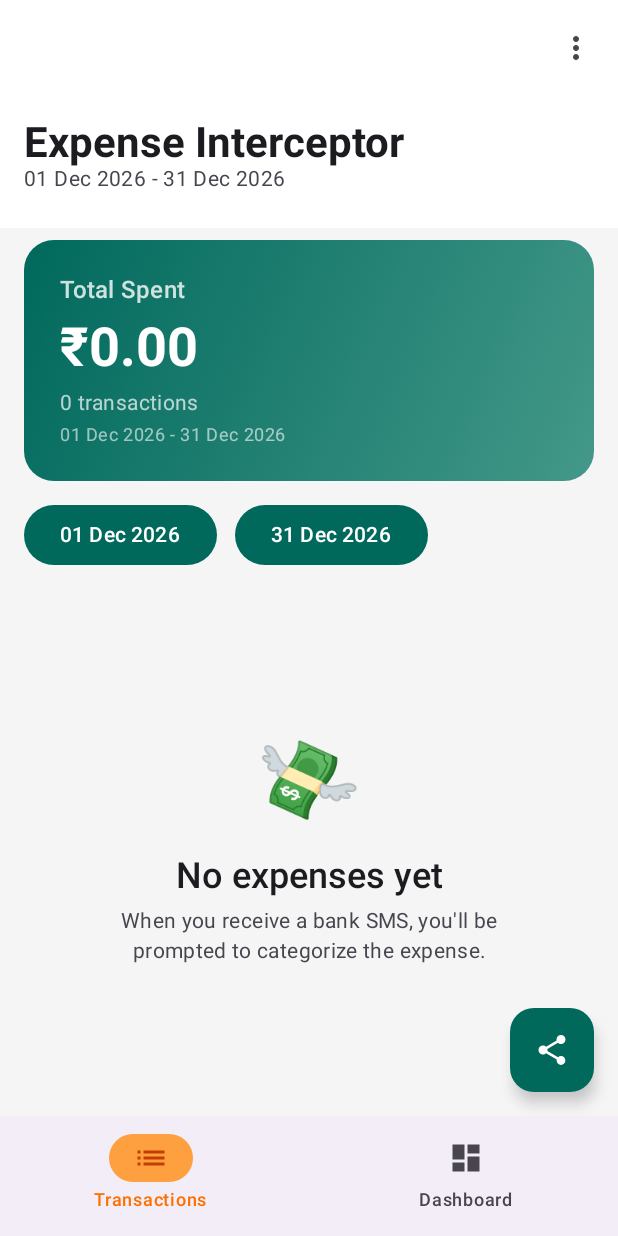
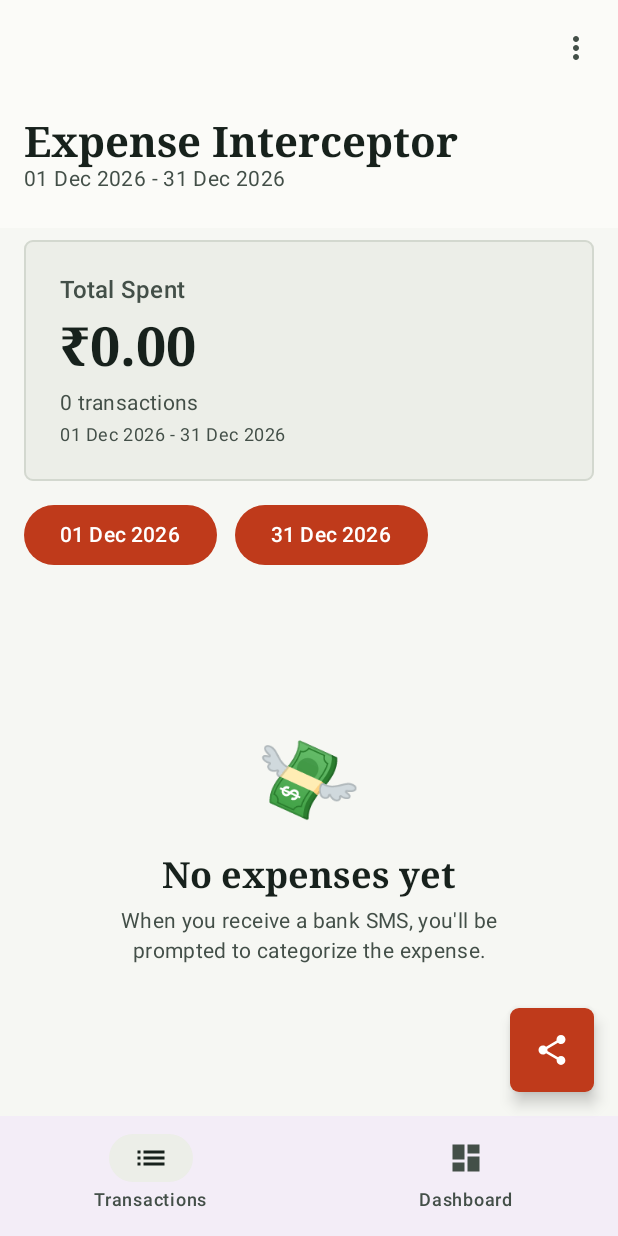
Before and after one commit to dipesh9765/money-tracking-mobile-application, an Android app built with Jetpack Compose: the screen it shows after launch (MainActivity), on a phone screen of 412 x 824 dp. Run offline under Robolectric (Android 15) with nearby library versions, the phone set to English and light mode, and no system bars; our stand-ins replace Dagger/Hilt's generated code, Room's generated code; libraries missing offline, so code that uses them is left out: org.apache.poi.

Commit message:
Retune the theme to the shared design tokens
Replace the teal and orange scheme and the gradient "Total Spent" hero card
with the portfolio's design tokens: paper and ink for light and dark, one
vermilion accent, 3dp and 6dp shapes, serif titles. Credit and debit colours
now follow the theme, and text on accent surfaces uses the theme's on-colours.

Compiles; spotless, detekt, lint and unit tests pass. Not viewed on a device.

Co-Authored-By: Claude Sonnet 5.5 <noreply@anthropic.com>

```diff
--- a/app/src/main/java/com/expenseinterceptor/ui/main/DashboardScreen.kt
+++ b/app/src/main/java/com/expenseinterceptor/ui/main/DashboardScreen.kt
@@ -56,6 +56,8 @@ import com.expenseinterceptor.domain.usecase.TimeBucket
 import com.expenseinterceptor.domain.usecase.TypeFilter
 import com.expenseinterceptor.ui.components.DateButton
 import com.expenseinterceptor.ui.quickadd.getCategoryColor
+import com.expenseinterceptor.ui.theme.creditColor
+import com.expenseinterceptor.ui.theme.debitColor
 import com.patrykandpatrick.vico.compose.cartesian.CartesianChartHost
 import com.patrykandpatrick.vico.compose.cartesian.layer.rememberColumnCartesianLayer
 import com.patrykandpatrick.vico.compose.cartesian.layer.rememberLineCartesianLayer
@@ -96,7 +98,7 @@ fun DashboardContent(viewModel: DashboardViewModel) {
     item {
       Card(
         modifier = Modifier.fillMaxWidth(),
-        shape = RoundedCornerShape(16.dp),
+        shape = RoundedCornerShape(6.dp),
         colors =
           CardDefaults.cardColors(containerColor = MaterialTheme.colorScheme.primaryContainer)
       ) {
@@ -220,7 +222,7 @@ fun DashboardContent(viewModel: DashboardViewModel) {
               colors =
                 FilterChipDefaults.filterChipColors(
                   selectedContainerColor =
-                    if (value == TypeFilter.CREDIT) Color(0xFF2E7D32) else Color(0xFFC62828),
+                    if (value == TypeFilter.CREDIT) creditColor() else debitColor(),
                   selectedLabelColor = Color.White
                 )
             )
@@ -336,7 +338,7 @@ private fun TimeSeriesBarChart(timeSeriesData: List<TimeBucket>) {
       }
     }
   }
-  Card(modifier = Modifier.fillMaxWidth().height(220.dp), shape = RoundedCornerShape(12.dp)) {
+  Card(modifier = Modifier.fillMaxWidth().height(220.dp), shape = RoundedCornerShape(6.dp)) {
     if (timeSeriesData.isEmpty()) {
       Box(modifier = Modifier.fillMaxSize(), contentAlignment = Alignment.Center) {
         Text("No data for chart", color = MaterialTheme.colorScheme.onSurfaceVariant)
@@ -361,7 +363,7 @@ private fun TimeSeriesLineChart(timeSeriesData: List<TimeBucket>) {
       }
     }
   }
-  Card(modifier = Modifier.fillMaxWidth().height(220.dp), shape = RoundedCornerShape(12.dp)) {
+  Card(modifier = Modifier.fillMaxWidth().height(220.dp), shape = RoundedCornerShape(6.dp)) {
     if (timeSeriesData.isEmpty()) {
       Box(modifier = Modifier.fillMaxSize(), contentAlignment = Alignment.Center) {
         Text("No data for chart", color = MaterialTheme.colorScheme.onSurfaceVariant)
@@ -381,7 +383,7 @@ private fun CategoryPieChart(
   categoryBreakdown: List<CategoryShare>,
   highlightedCategories: Set<String>
 ) {
-  Card(modifier = Modifier.fillMaxWidth().height(260.dp), shape = RoundedCornerShape(12.dp)) {
+  Card(modifier = Modifier.fillMaxWidth().height(260.dp), shape = RoundedCornerShape(6.dp)) {
     if (categoryBreakdown.isEmpty()) {
       Box(modifier = Modifier.fillMaxSize(), contentAlignment = Alignment.Center) {
         Text("No data for chart", color = MaterialTheme.colorScheme.onSurfaceVariant)
--- a/app/src/main/java/com/expenseinterceptor/ui/main/MainScreen.kt
+++ b/app/src/main/java/com/expenseinterceptor/ui/main/MainScreen.kt
@@ -2,6 +2,7 @@ package com.expenseinterceptor.ui.main
 
 import androidx.activity.compose.rememberLauncherForActivityResult
 import androidx.activity.result.contract.ActivityResultContracts
+import androidx.compose.foundation.BorderStroke
 import androidx.compose.foundation.background
 import androidx.compose.foundation.clickable
 import androidx.compose.foundation.layout.Arrangement
@@ -69,8 +70,6 @@ import androidx.compose.runtime.setValue
 import androidx.compose.ui.Alignment
 import androidx.compose.ui.Modifier
 import androidx.compose.ui.draw.clip
-import androidx.compose.ui.graphics.Brush
-import androidx.compose.ui.graphics.Color
 import androidx.compose.ui.input.nestedscroll.nestedScroll
 import androidx.compose.ui.text.font.FontWeight
 import androidx.compose.ui.text.style.TextOverflow
@@ -87,8 +86,8 @@ import com.expenseinterceptor.ui.quickadd.getCategoryColor
 import com.expenseinterceptor.ui.scan.ScanSmsScreen
 import com.expenseinterceptor.ui.scan.ScanViewModel
 import com.expenseinterceptor.ui.settings.SendersScreen
-import com.expenseinterceptor.ui.theme.Primary
-import com.expenseinterceptor.ui.theme.PrimaryLight
+import com.expenseinterceptor.ui.theme.creditColor
+import com.expenseinterceptor.ui.theme.debitColor
 import java.text.SimpleDateFormat
 import java.util.Date
 import java.util.Locale
@@ -382,39 +381,35 @@ private fun SummaryCard(
 ) {
   Card(
     modifier = modifier,
-    shape = RoundedCornerShape(20.dp),
-    colors = CardDefaults.cardColors(containerColor = Color.Transparent)
+    shape = RoundedCornerShape(6.dp),
+    colors = CardDefaults.cardColors(containerColor = MaterialTheme.colorScheme.surfaceVariant),
+    border = BorderStroke(1.dp, MaterialTheme.colorScheme.outlineVariant)
   ) {
-    Box(
-      modifier =
-        Modifier.fillMaxWidth()
-          .background(brush = Brush.linearGradient(colors = listOf(Primary, PrimaryLight)))
-          .padding(24.dp)
-    ) {
+    Box(modifier = Modifier.fillMaxWidth().padding(24.dp)) {
       Column {
         Text(
           "Total Spent",
           style = MaterialTheme.typography.titleMedium,
-          color = Color.White.copy(alpha = 0.8f)
+          color = MaterialTheme.colorScheme.onSurfaceVariant
         )
         Spacer(modifier = Modifier.height(8.dp))
         Text(
           formatCurrency(totalAmount),
           style = MaterialTheme.typography.displaySmall,
-          fontWeight = FontWeight.Bold,
-          color = Color.White
+          fontWeight = FontWeight.SemiBold,
+          color = MaterialTheme.colorScheme.onSurface
         )
         Spacer(modifier = Modifier.height(8.dp))
         Text(
           "$expenseCount transactions",
           style = MaterialTheme.typography.bodyMedium,
-          color = Color.White.copy(alpha = 0.7f)
+          color = MaterialTheme.colorScheme.onSurfaceVariant
         )
         Spacer(modifier = Modifier.height(6.dp))
         Text(
           text = rangeLabel,
           style = MaterialTheme.typography.bodySmall,
-          color = Color.White.copy(alpha = 0.6f)
+          color = MaterialTheme.colorScheme.onSurfaceVariant
         )
       }
     }
@@ -445,12 +440,16 @@ private fun ExpenseItem(expense: Expense, onDelete: () -> Unit, onClick: () -> U
       Box(
         modifier =
           Modifier.fillMaxSize()
-            .clip(RoundedCornerShape(16.dp))
+            .clip(RoundedCornerShape(6.dp))
             .background(MaterialTheme.colorScheme.error)
             .padding(horizontal = 20.dp),
         contentAlignment = Alignment.CenterEnd
       ) {
-        Icon(imageVector = Icons.Default.Delete, contentDescription = "Delete", tint = Color.White)
+        Icon(
+          imageVector = Icons.Default.Delete,
+          contentDescription = "Delete",
+          tint = MaterialTheme.colorScheme.onError
+        )
       }
     },
     content = { ExpenseItemContent(expense = expense, onClick = onClick) }
@@ -463,10 +462,10 @@ private fun ExpenseItemContent(expense: Expense, onClick: () -> Unit) {
   val category = getCategoryFromString(expense.category)
   val categoryColor = getCategoryColor(category)
   val isCredit = expense.isCredit
-  val amountColor = if (isCredit) Color(0xFF2E7D32) else Color(0xFFC62828)
+  val amountColor = if (isCredit) creditColor() else debitColor()
 
   Card(
-    shape = RoundedCornerShape(16.dp),
+    shape = RoundedCornerShape(6.dp),
     colors = CardDefaults.cardColors(containerColor = MaterialTheme.colorScheme.surface),
     elevation = CardDefaults.cardElevation(defaultElevation = 2.dp),
     modifier = Modifier.clickable { onClick() }
@@ -533,7 +532,7 @@ private fun ExpenseItemContent(expense: Expense, onClick: () -> Unit) {
         )
         Box(
           modifier =
-            Modifier.clip(RoundedCornerShape(4.dp))
+            Modifier.clip(RoundedCornerShape(3.dp))
               .background(categoryColor.copy(alpha = 0.15f))
               .padding(horizontal = 8.dp, vertical = 2.dp)
         ) {
@@ -547,7 +546,7 @@ private fun ExpenseItemContent(expense: Expense, onClick: () -> Unit) {
         Spacer(modifier = Modifier.height(6.dp))
         Box(
           modifier =
-            Modifier.clip(RoundedCornerShape(4.dp))
+            Modifier.clip(RoundedCornerShape(3.dp))
               .background(amountColor.copy(alpha = 0.12f))
               .padding(horizontal = 8.dp, vertical = 2.dp)
         ) {
@@ -586,7 +585,7 @@ private fun ExpenseEditDialog(
         Text(
           formatCurrency(state.original.amount),
           style = MaterialTheme.typography.titleLarge,
-          color = if (state.type == TransactionType.CREDIT) Color(0xFF2E7D32) else Color(0xFFC62828)
+          color = if (state.type == TransactionType.CREDIT) creditColor() else debitColor()
         )
         Text(
           formatDate(state.original.timestamp),
@@ -613,7 +612,7 @@ private fun ExpenseEditDialog(
               colors =
                 FilterChipDefaults.filterChipColors(
                   selectedContainerColor = color,
-                  selectedLabelColor = Color.White
+                  selectedLabelColor = MaterialTheme.colorScheme.onPrimary
                 )
             )
           }
@@ -625,7 +624,7 @@ private fun ExpenseEditDialog(
           label = { Text("Bank") },
           singleLine = true,
           modifier = Modifier.fillMaxWidth(),
-          shape = RoundedCornerShape(12.dp)
+          shape = RoundedCornerShape(6.dp)
         )
 
         Text(
@@ -644,8 +643,8 @@ private fun ExpenseEditDialog(
               colors =
                 FilterChipDefaults.filterChipColors(
                   selectedContainerColor =
-                    if (value == TransactionType.CREDIT) Color(0xFF2E7D32) else Color(0xFFC62828),
-                  selectedLabelColor = Color.White
+                    if (value == TransactionType.CREDIT) creditColor() else debitColor(),
+                  selectedLabelColor = MaterialTheme.colorScheme.onPrimary
                 )
             )
           }
--- a/app/src/main/java/com/expenseinterceptor/ui/quickadd/QuickAddScreen.kt
+++ b/app/src/main/java/com/expenseinterceptor/ui/quickadd/QuickAddScreen.kt
@@ -98,7 +98,7 @@ fun QuickAddScreen(viewModel: QuickAddViewModel, onDismiss: () -> Unit, onSaved:
           interactionSource = remember { MutableInteractionSource() },
           indication = null
         ) { /* Prevent dismiss when clicking card */},
-      shape = RoundedCornerShape(24.dp),
+      shape = RoundedCornerShape(6.dp),
       colors = CardDefaults.cardColors(containerColor = MaterialTheme.colorScheme.surface),
       elevation = CardDefaults.cardElevation(defaultElevation = 8.dp)
     ) {
@@ -134,7 +134,7 @@ fun QuickAddScreen(viewModel: QuickAddViewModel, onDismiss: () -> Unit, onSaved:
               KeyboardOptions(keyboardType = KeyboardType.Decimal, imeAction = ImeAction.Next),
             singleLine = true,
             modifier = Modifier.fillMaxWidth(),
-            shape = RoundedCornerShape(12.dp)
+            shape = RoundedCornerShape(6.dp)
           )
 
           // Merchant Field
@@ -146,7 +146,7 @@ fun QuickAddScreen(viewModel: QuickAddViewModel, onDismiss: () -> Unit, onSaved:
               KeyboardOptions(keyboardType = KeyboardType.Text, imeAction = ImeAction.Next),
             singleLine = true,
             modifier = Modifier.fillMaxWidth(),
-            shape = RoundedCornerShape(12.dp)
+            shape = RoundedCornerShape(6.dp)
           )
 
           // Category Selection
@@ -198,7 +198,7 @@ fun QuickAddScreen(viewModel: QuickAddViewModel, onDismiss: () -> Unit, onSaved:
               KeyboardOptions(keyboardType = KeyboardType.Text, imeAction = ImeAction.Done),
             singleLine = true,
             modifier = Modifier.fillMaxWidth(),
-            shape = RoundedCornerShape(12.dp)
+            shape = RoundedCornerShape(6.dp)
           )
 
           // Error Message
@@ -217,7 +217,7 @@ fun QuickAddScreen(viewModel: QuickAddViewModel, onDismiss: () -> Unit, onSaved:
             onClick = viewModel::saveExpense,
             enabled = !uiState.isSaving,
             modifier = Modifier.fillMaxWidth().height(52.dp),
-            shape = RoundedCornerShape(12.dp)
+            shape = RoundedCornerShape(6.dp)
           ) {
             if (uiState.isSaving) {
               CircularProgressIndicator(
--- a/app/src/main/java/com/expenseinterceptor/ui/theme/Color.kt
+++ b/app/src/main/java/com/expenseinterceptor/ui/theme/Color.kt
@@ -1,40 +1,45 @@
 package com.expenseinterceptor.ui.theme
 
+import androidx.compose.foundation.isSystemInDarkTheme
+import androidx.compose.runtime.Composable
 import androidx.compose.ui.graphics.Color
 
-// Primary colors - Deep Teal
-val Primary = Color(0xFF00695C)
-val PrimaryLight = Color(0xFF439889)
-val PrimaryDark = Color(0xFF003D33)
+// The shared design tokens (see docs/DESIGN.md): a warm paper and a green-black one, one vermilion
+// accent, and the states a number can be in. Roles, not hues.
+val PaperLight = Color(0xFFF6F7F3)
+val PanelLight = Color(0xFFECEEE8)
+val RaisedLight = Color(0xFFFBFBF8)
+val InkLight = Color(0xFF17211C)
+val InkSoftLight = Color(0xFF434F48)
+val EdgeLight = Color(0xFF7A867E)
+val LineLight = Color(0xFFD3D8CF)
+val SignalLight = Color(0xFFBF3A1B)
+val OnSignalLight = Color(0xFFFFFFFF)
+val OkLight = Color(0xFF2C6E49)
+val BadLight = Color(0xFFA3261C)
 
-// Secondary colors - Warm Orange
-val Secondary = Color(0xFFFF6F00)
-val SecondaryLight = Color(0xFFFFA040)
-val SecondaryDark = Color(0xFFC43E00)
+val PaperDark = Color(0xFF121815)
+val PanelDark = Color(0xFF1A221D)
+val RaisedDark = Color(0xFF161D19)
+val InkDark = Color(0xFFE6EBE4)
+val InkSoftDark = Color(0xFFB4BEB6)
+val EdgeDark = Color(0xFF6A786F)
+val LineDark = Color(0xFF2B362F)
+val SignalDark = Color(0xFFFF7F5F)
+val OnSignalDark = Color(0xFF1A0E09)
+val OkDark = Color(0xFF6FCF97)
+val BadDark = Color(0xFFFF9186)
 
-// Background colors
-val BackgroundLight = Color(0xFFF5F5F5)
-val BackgroundDark = Color(0xFF121212)
+// Money in and money out follow the theme, so they keep their contrast on both papers.
+@Composable fun creditColor(): Color = if (isSystemInDarkTheme()) OkDark else OkLight
 
-val SurfaceLight = Color(0xFFFFFFFF)
-val SurfaceDark = Color(0xFF1E1E1E)
+@Composable fun debitColor(): Color = if (isSystemInDarkTheme()) BadDark else BadLight
 
-// Text colors
-val OnPrimaryLight = Color(0xFFFFFFFF)
-val OnSecondaryLight = Color(0xFF000000)
-val OnBackgroundLight = Color(0xFF1C1B1F)
-val OnBackgroundDark = Color(0xFFE6E1E5)
-
-// Category colors
-val CategoryFood = Color(0xFFE53935)
-val CategoryTravel = Color(0xFF1E88E5)
-val CategoryBills = Color(0xFFFF9800)
-val CategoryShopping = Color(0xFF9C27B0)
-val CategoryEntertainment = Color(0xFFE91E63)
-val CategoryHealth = Color(0xFF4CAF50)
-val CategoryOther = Color(0xFF607D8B)
-
-// Status colors
-val Success = Color(0xFF4CAF50)
-val Warning = Color(0xFFFF9800)
-val Error = Color(0xFFE53935)
+// Category colours are the one place a second hue is allowed: they tell series apart.
+val CategoryFood = Color(0xFFC0583F)
+val CategoryTravel = Color(0xFF4A86B8)
+val CategoryBills = Color(0xFFB08A22)
+val CategoryShopping = Color(0xFF8A68A8)
+val CategoryEntertainment = Color(0xFFBA5379)
+val CategoryHealth = Color(0xFF3F8A5F)
+val CategoryOther = Color(0xFF6E7B74)
--- a/app/src/main/java/com/expenseinterceptor/ui/theme/Theme.kt
+++ b/app/src/main/java/com/expenseinterceptor/ui/theme/Theme.kt
@@ -2,49 +2,70 @@ package com.expenseinterceptor.ui.theme
 
 import android.app.Activity
 import androidx.compose.foundation.isSystemInDarkTheme
+import androidx.compose.foundation.shape.RoundedCornerShape
 import androidx.compose.material3.MaterialTheme
+import androidx.compose.material3.Shapes
 import androidx.compose.material3.darkColorScheme
 import androidx.compose.material3.lightColorScheme
 import androidx.compose.runtime.Composable
 import androidx.compose.runtime.SideEffect
 import androidx.compose.ui.graphics.toArgb
 import androidx.compose.ui.platform.LocalView
+import androidx.compose.ui.unit.dp
 import androidx.core.view.WindowCompat
 
 private val LightColorScheme =
   lightColorScheme(
-    primary = Primary,
-    onPrimary = OnPrimaryLight,
-    primaryContainer = PrimaryLight,
-    onPrimaryContainer = PrimaryDark,
-    secondary = Secondary,
-    onSecondary = OnSecondaryLight,
-    secondaryContainer = SecondaryLight,
-    onSecondaryContainer = SecondaryDark,
-    background = BackgroundLight,
-    onBackground = OnBackgroundLight,
-    surface = SurfaceLight,
-    onSurface = OnBackgroundLight,
-    error = Error,
-    onError = OnPrimaryLight
+    primary = SignalLight,
+    onPrimary = OnSignalLight,
+    primaryContainer = PanelLight,
+    onPrimaryContainer = InkLight,
+    secondary = InkSoftLight,
+    onSecondary = OnSignalLight,
+    secondaryContainer = PanelLight,
+    onSecondaryContainer = InkLight,
+    background = PaperLight,
+    onBackground = InkLight,
+    surface = RaisedLight,
+    onSurface = InkLight,
+    surfaceVariant = PanelLight,
+    onSurfaceVariant = InkSoftLight,
+    outline = EdgeLight,
+    outlineVariant = LineLight,
+    error = BadLight,
+    onError = OnSignalLight
   )
 
 private val DarkColorScheme =
   darkColorScheme(
-    primary = PrimaryLight,
-    onPrimary = PrimaryDark,
-    primaryContainer = Primary,
-    onPrimaryContainer = OnPrimaryLight,
-    secondary = SecondaryLight,
-    onSecondary = SecondaryDark,
-    secondaryContainer = Secondary,
-    onSecondaryContainer = OnSecondaryLight,
-    background = BackgroundDark,
-    onBackground = OnBackgroundDark,
-    surface = SurfaceDark,
-    onSurface = OnBackgroundDark,
-    error = Error,
-    onError = OnPrimaryLight
+    primary = SignalDark,
+    onPrimary = OnSignalDark,
+    primaryContainer = PanelDark,
+    onPrimaryContainer = InkDark,
+    secondary = InkSoftDark,
+    onSecondary = OnSignalDark,
+    secondaryContainer = PanelDark,
+    onSecondaryContainer = InkDark,
+    background = PaperDark,
+    onBackground = InkDark,
+    surface = RaisedDark,
+    onSurface = InkDark,
+    surfaceVariant = PanelDark,
+    onSurfaceVariant = InkSoftDark,
+    outline = EdgeDark,
+    outlineVariant = LineDark,
+    error = BadDark,
+    onError = OnSignalDark
+  )
+
+// Small radii: this is a tool, not a toy.
+private val AppShapes =
+  Shapes(
+    extraSmall = RoundedCornerShape(3.dp),
+    small = RoundedCornerShape(3.dp),
+    medium = RoundedCornerShape(6.dp),
+    large = RoundedCornerShape(6.dp),
+    extraLarge = RoundedCornerShape(6.dp)
   )
 
 @Composable
@@ -58,10 +79,15 @@ fun ExpenseInterceptorTheme(
   if (!view.isInEditMode) {
     SideEffect {
       val window = (view.context as Activity).window
-      window.statusBarColor = colorScheme.primary.toArgb()
+      window.statusBarColor = colorScheme.background.toArgb()
       WindowCompat.getInsetsController(window, view).isAppearanceLightStatusBars = !darkTheme
     }
   }
 
-  MaterialTheme(colorScheme = colorScheme, typography = Typography, content = content)
+  MaterialTheme(
+    colorScheme = colorScheme,
+    typography = Typography,
+    shapes = AppShapes,
+    content = content
+  )
 }
--- a/app/src/main/java/com/expenseinterceptor/ui/theme/Type.kt
+++ b/app/src/main/java/com/expenseinterceptor/ui/theme/Type.kt
@@ -2,16 +2,18 @@ package com.expenseinterceptor.ui.theme
 
 import androidx.compose.material3.Typography
 import androidx.compose.ui.text.TextStyle
+import androidx.compose.ui.text.font.FontFamily
 import androidx.compose.ui.text.font.FontWeight
 import androidx.compose.ui.unit.sp
 
-// Using default sans-serif for simplicity
-// You can replace with custom fonts by adding font files to res/font
+// Titles and the large figures use the system serif (a book face); the rest is the system sans.
+// No font files ship with the app.
 
 val Typography =
   Typography(
     displayLarge =
       TextStyle(
+        fontFamily = FontFamily.Serif,
         fontWeight = FontWeight.Bold,
         fontSize = 57.sp,
         lineHeight = 64.sp,
@@ -19,6 +21,7 @@ val Typography =
       ),
     displayMedium =
       TextStyle(
+        fontFamily = FontFamily.Serif,
         fontWeight = FontWeight.Bold,
         fontSize = 45.sp,
         lineHeight = 52.sp,
@@ -26,6 +29,7 @@ val Typography =
       ),
     displaySmall =
       TextStyle(
+        fontFamily = FontFamily.Serif,
         fontWeight = FontWeight.Bold,
         fontSize = 36.sp,
         lineHeight = 44.sp,
@@ -33,6 +37,7 @@ val Typography =
       ),
     headlineLarge =
       TextStyle(
+        fontFamily = FontFamily.Serif,
         fontWeight = FontWeight.SemiBold,
         fontSize = 32.sp,
         lineHeight = 40.sp,
@@ -40,6 +45,7 @@ val Typography =
       ),
     headlineMedium =
       TextStyle(
+        fontFamily = FontFamily.Serif,
         fontWeight = FontWeight.SemiBold,
         fontSize = 28.sp,
         lineHeight = 36.sp,
@@ -47,6 +53,7 @@ val Typography =
       ),
     headlineSmall =
       TextStyle(
+        fontFamily = FontFamily.Serif,
         fontWeight = FontWeight.SemiBold,
         fontSize = 24.sp,
         lineHeight = 32.sp,
@@ -54,6 +61,7 @@ val Typography =
       ),
     titleLarge =
       TextStyle(
+        fontFamily = FontFamily.Serif,
         fontWeight = FontWeight.SemiBold,
         fontSize = 22.sp,
         lineHeight = 28.sp,
```
Also changed, not shown: 1 other file.
